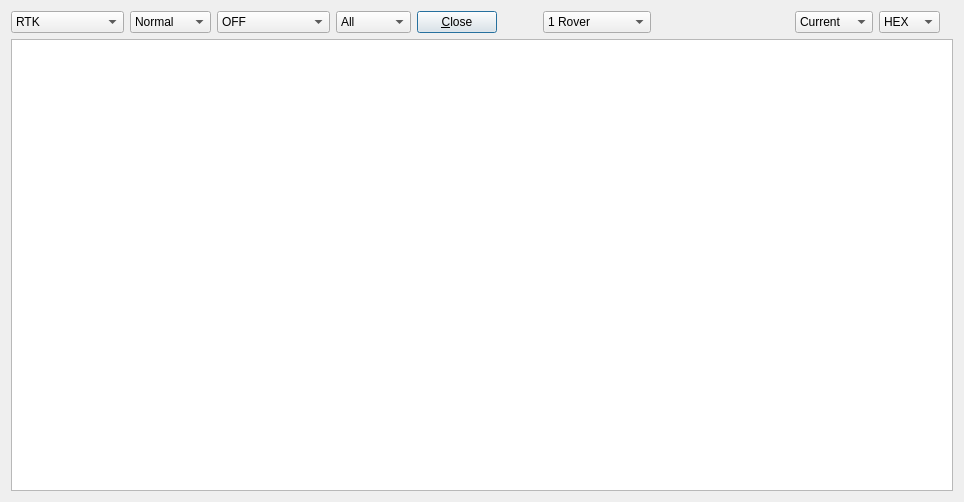
The window that app/rtknavi_qt/mondlg.ui (tomojitakasu/RTKLIB) describes before a commit, drawn with Qt 5.
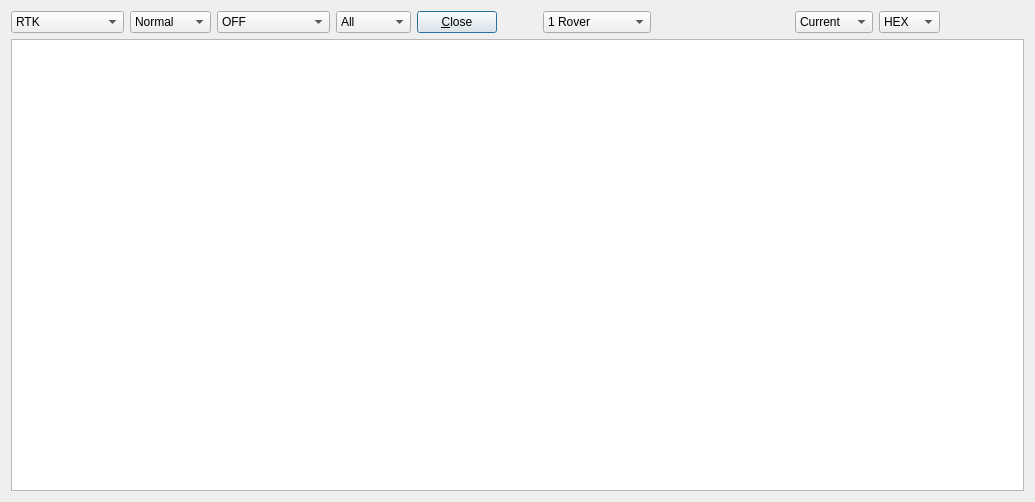
The same window after the commit. Icons and pictures are not drawn.

Commit message: - fix display of RTCM messages in monitor dialog - fix scroll down button in monitor dialog - fix possible crash on shuwdown if monitor dialog is open

Diff of the .ui file:
```diff
--- a/app/rtknavi_qt/mondlg.ui
+++ b/app/rtknavi_qt/mondlg.ui
@@ -6,7 +6,7 @@
    <rect>
     <x>0</x>
     <y>0</y>
-    <width>950</width>
+    <width>1035</width>
     <height>502</height>
    </rect>
   </property>
```
Left out of the diff: 11 changed lines with no effect on the pictures. The commit also changes 5 other files.
